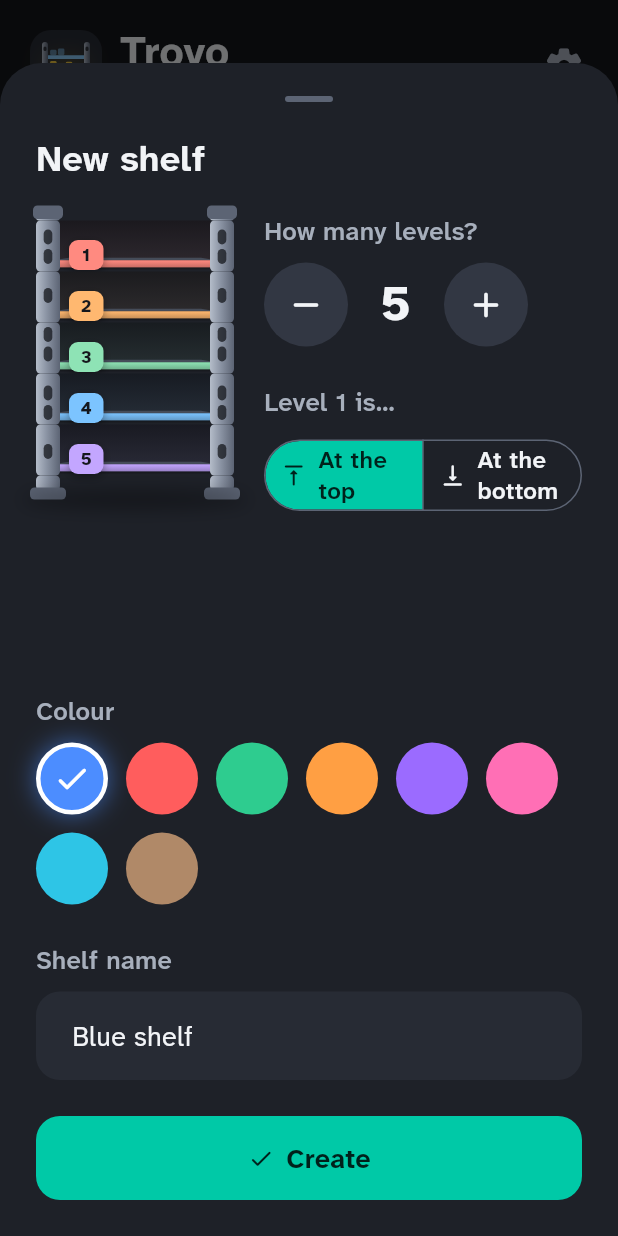
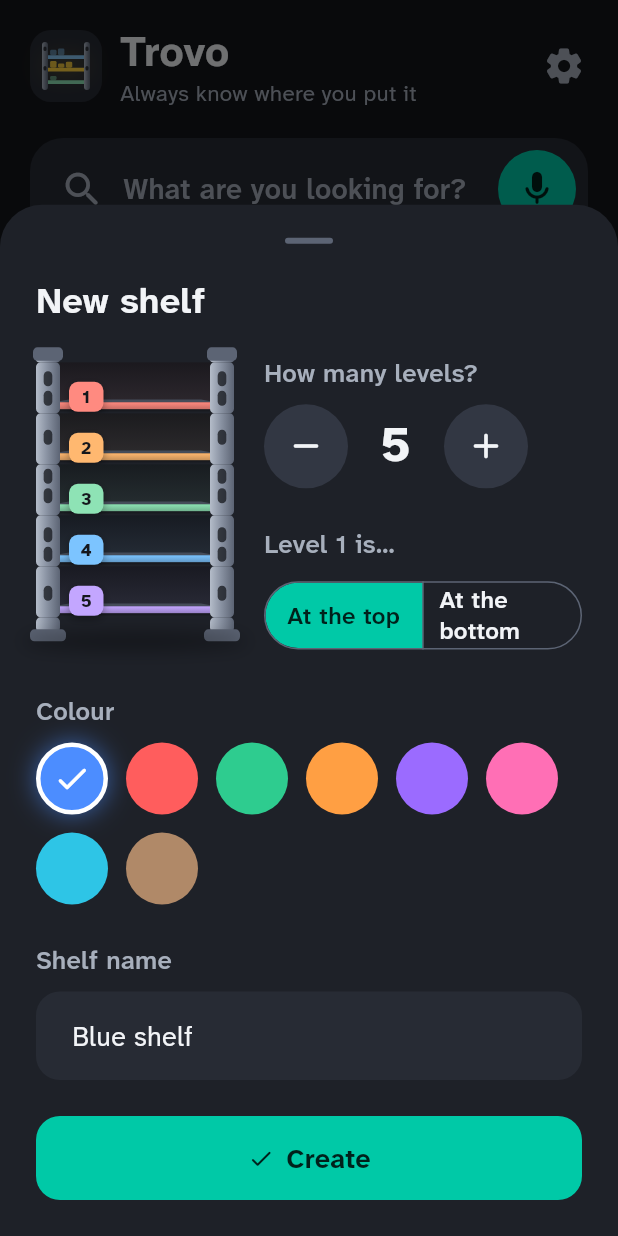
Before and after one commit to SashaBulletti/prova, a Flutter app: the screen it shows after launch, after a tap on "New shelf", on a phone screen of 412 x 824 dp. Run offline on Flutter 3.47's test engine with Material 3 defaults, Android fonts, the phone set to English and light mode, and no system bars; drawn by our look-alikes of flutter_animate; our stand-ins replace file_picker, flutter_tts, image_picker, share_plus, shared_preferences, speech_to_text.

Commit message:
Trovo: ricerca più precisa, etichette dei piani e screenshot
- La ricerca ora distingue meglio le parole simili ("pasatta" trova
  prima la passata e poi la pasta) e dà più peso ai sinonimi.
- L'etichetta del piano non si allarga più su tutta la riga e mantiene
  il suo colore nei risultati.
- Foglio "Nuovo scaffale" più compatto.
- Screenshot nel README.

Co-Authored-By: Claude Opus 5.5 <noreply@anthropic.com>
Claude-Session: https://claude.ai/code/session_01BqhmWygig8CMYZRcTAFEAG

```diff
--- a/trovo/lib/screens/search_screen.dart
+++ b/trovo/lib/screens/search_screen.dart
@@ -270,8 +270,9 @@ class _ResultTileState extends State<_ResultTile> with SingleTickerProviderState
               child: AnimatedBuilder(
                 animation: _pulse,
                 builder: (context, _) {
+                  // Nei "recenti" il piano è acceso fisso; nei risultati pulsa 3 volte.
                   final glow = !widget.highlight
-                      ? 0.0
+                      ? 1.0
                       : (Motion.reduced(context) || _pulse.isCompleted
                           ? 1.0
                           : 0.4 + 0.6 * math.cos(_pulse.value * 3 * math.pi).abs());
@@ -285,7 +286,7 @@ class _ResultTileState extends State<_ResultTile> with SingleTickerProviderState
                           children: [
                             Text(loc.item.name, style: theme.textTheme.titleMedium, maxLines: 2, overflow: TextOverflow.ellipsis),
                             const SizedBox(height: 6),
-                            LocationLine(room: loc.room, shelf: shelf, levelIndex: loc.levelIndex, glow: glow),
+                            LocationLine(room: loc.room, shelf: shelf, levelIndex: loc.levelIndex),
                           ],
                         ),
                       ),
--- a/trovo/lib/widgets/common.dart
+++ b/trovo/lib/widgets/common.dart
@@ -22,7 +22,6 @@ class LevelTag extends StatelessWidget {
       constraints: BoxConstraints(minWidth: size * 1.15),
       height: size,
       padding: EdgeInsets.symmetric(horizontal: size * 0.22),
-      alignment: Alignment.center,
       decoration: BoxDecoration(
         color: bg,
         borderRadius: BorderRadius.circular(size * 0.3),
@@ -32,6 +31,8 @@ class LevelTag extends StatelessWidget {
             BoxShadow(color: TrovoColors.found.withValues(alpha: 0.6 * glow), blurRadius: 18 * glow),
         ],
       ),
+      child: Center(
+        widthFactor: 1,
         child: Text(
           '$number',
           style: TextStyle(
@@ -40,6 +41,7 @@ class LevelTag extends StatelessWidget {
             fontSize: size * 0.58,
             height: 1,
             color: TrovoColors.onColor(bg),
+          ),
         ),
       ),
     );
@@ -134,14 +136,12 @@ class LocationLine extends StatelessWidget {
     required this.shelf,
     required this.levelIndex,
     this.showRoom = true,
-    this.glow = 0,
   });
 
   final Room room;
   final Shelf shelf;
   final int levelIndex;
   final bool showRoom;
-  final double glow;
 
   @override
   Widget build(BuildContext context) {
@@ -163,11 +163,11 @@ class LocationLine extends StatelessWidget {
         const SizedBox(width: 6),
         Text(shelf.name, style: theme.textTheme.bodySmall?.copyWith(color: TrovoColors.text)),
         sep,
+        // Il colore del piano resta visibile: è un aiuto per ricordare.
         LevelTag(
           number: shelf.levelNumber(levelIndex),
           color: TrovoColors.level(level.colorIndex),
           size: 24,
-          glow: glow,
         ),
       ],
     );
--- a/trovo/lib/widgets/sheets.dart
+++ b/trovo/lib/widgets/sheets.dart
@@ -158,8 +158,8 @@ class _NewShelfSheetState extends State<_NewShelfSheet> {
                     SegmentedButton<bool>(
                       showSelectedIcon: false,
                       segments: [
-                        ButtonSegment(value: true, label: Text(s.atTop), icon: const Icon(Icons.vertical_align_top_rounded)),
-                        ButtonSegment(value: false, label: Text(s.atBottom), icon: const Icon(Icons.vertical_align_bottom_rounded)),
+                        ButtonSegment(value: true, label: Text(s.atTop)),
+                        ButtonSegment(value: false, label: Text(s.atBottom)),
                       ],
                       selected: {_fromTop},
                       onSelectionChanged: (v) {
@@ -217,9 +217,8 @@ class ShelfPreview extends StatelessWidget {
   Widget build(BuildContext context) {
     const rowH = 34.0;
     const width = 132.0;
-    return SizedBox(
-      width: width,
-      height: 300,
+    return ConstrainedBox(
+      constraints: const BoxConstraints(maxWidth: width, maxHeight: 300),
       child: FittedBox(
         fit: BoxFit.scaleDown,
         alignment: Alignment.topCenter,
@@ -337,8 +336,8 @@ class _EditShelfSheetState extends State<_EditShelfSheet> {
           SegmentedButton<bool>(
             showSelectedIcon: false,
             segments: [
-              ButtonSegment(value: true, label: Text(s.atTop), icon: const Icon(Icons.vertical_align_top_rounded)),
-              ButtonSegment(value: false, label: Text(s.atBottom), icon: const Icon(Icons.vertical_align_bottom_rounded)),
+              ButtonSegment(value: true, label: Text(s.atTop)),
+              ButtonSegment(value: false, label: Text(s.atBottom)),
             ],
             selected: {_fromTop},
             onSelectionChanged: (v) => setState(() => _fromTop = v.first),
--- a/trovo/lib/widgets/shelf_art.dart
+++ b/trovo/lib/widgets/shelf_art.dart
@@ -87,7 +87,9 @@ class MiniShelfPainter extends CustomPainter {
         final rect = Rect.fromLTWH(x, boardY - h, blockW, h);
         canvas.drawRRect(
           RRect.fromRectAndRadius(rect, Radius.circular(blockW * 0.22)),
-          Paint()..color = (isHi ? TrovoColors.found : color).withValues(alpha: isHi ? 0.9 : 0.55),
+          Paint()
+            ..color = (isHi ? Color.lerp(color, TrovoColors.found, glow)! : color)
+                .withValues(alpha: isHi ? 0.55 + 0.35 * glow : 0.55),
         );
       }
 
```
Also changed, not shown: trovo/lib/search.dart (+31 -8 lines), 8 other files. Lines whose indentation alone changed are shown as unchanged.
